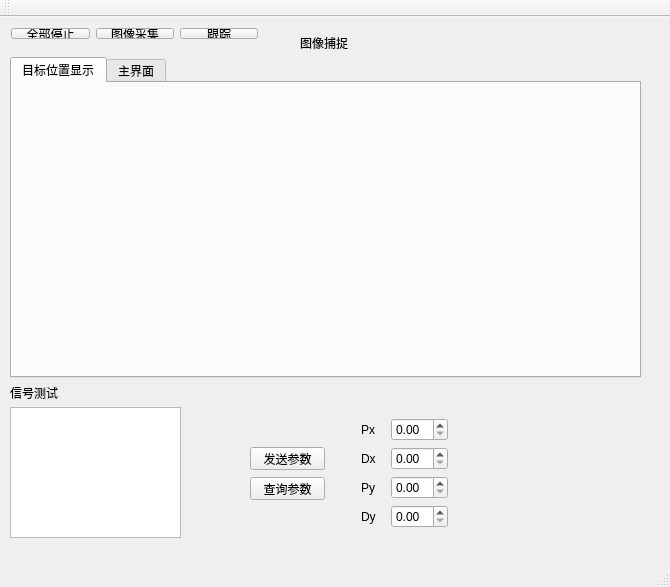
This is QtConsole/mainwindow.ui in ghdawn/simpleColorTrack as Qt 5 draws it before an edit. The edited form follows.
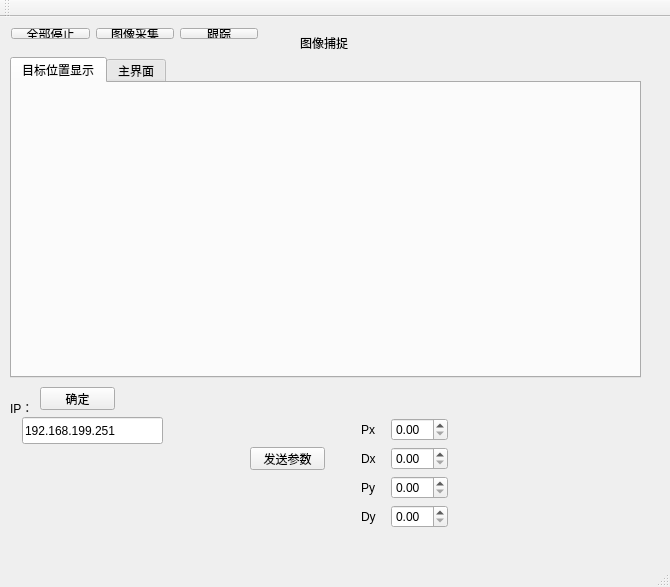
This is the edited form.

Commit message: 增加了IP地址输入

```diff
--- a/QtConsole/mainwindow.ui
+++ b/QtConsole/mainwindow.ui
@@ -57,27 +57,17 @@
      </widget>
     </widget>
    </widget>
-   <widget class="QTextBrowser" name="textBrowser">
-    <property name="geometry">
-     <rect>
-      <x>10</x>
-      <y>390</y>
-      <width>171</width>
-      <height>131</height>
-     </rect>
-    </property>
-   </widget>
    <widget class="QLabel" name="label">
     <property name="geometry">
      <rect>
       <x>10</x>
       <y>370</y>
-      <width>54</width>
-      <height>12</height>
+      <width>71</width>
+      <height>41</height>
      </rect>
     </property>
     <property name="text">
-     <string>信号测试</string>
+     <string>IP：</string>
     </property>
    </widget>
    <widget class="QLabel" name="label_2">
@@ -210,14 +200,27 @@
    <widget class="QPushButton" name="pushButton_5">
     <property name="geometry">
      <rect>
-      <x>250</x>
-      <y>460</y>
+      <x>40</x>
+      <y>370</y>
       <width>75</width>
       <height>23</height>
      </rect>
     </property>
     <property name="text">
-     <string>查询参数</string>
+     <string>确定</string>
+    </property>
+   </widget>
+   <widget class="QLineEdit" name="lineEdit">
+    <property name="geometry">
+     <rect>
+      <x>22</x>
+      <y>400</y>
+      <width>141</width>
+      <height>27</height>
+     </rect>
+    </property>
+    <property name="text">
+     <string>192.168.199.251</string>
     </property>
    </widget>
   </widget>
```
The commit also changes 1 other file.
